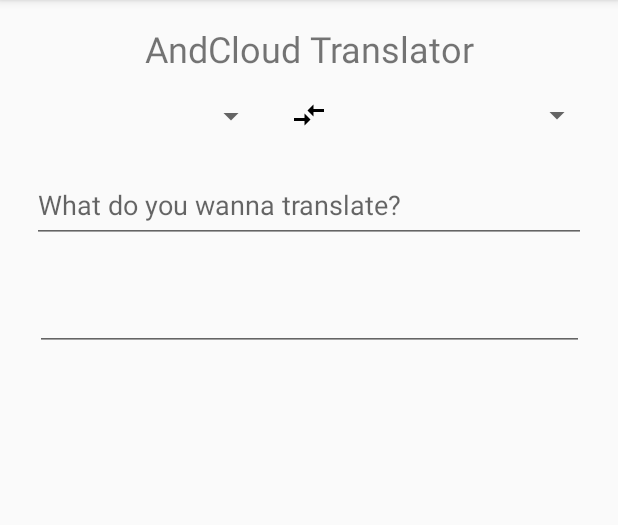
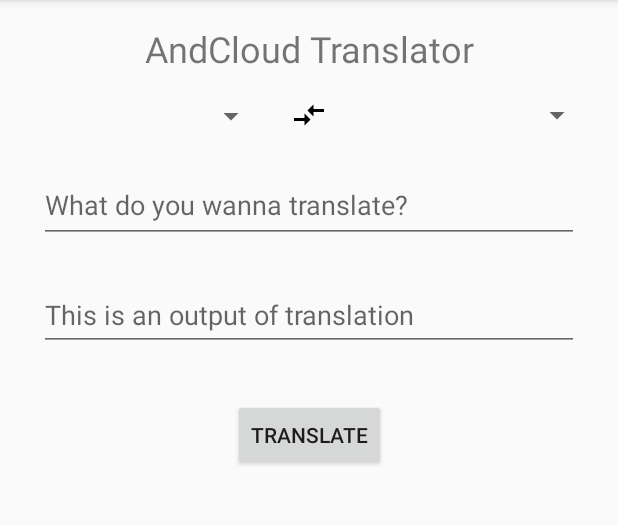
Before and after one commit to JeongsangBaek/andcloud_text_translater, an Android app: the TranslateFragment screen opened through its navigation route, on a phone screen of 412 x 824 dp, the part 84-609 px from its top. Run offline under Robolectric (Android 15) with nearby library versions, the phone set to English and light mode, and no system bars; our stand-ins replace data binding; Roboto replaces fonts that are not available here.

Commit message:
Modify Translate fragment

```diff
--- a/app/src/main/res/layout/translate_fragment.xml
+++ b/app/src/main/res/layout/translate_fragment.xml
@@ -20,7 +20,7 @@
             android:layout_height="wrap_content"
             android:layout_marginTop="16dp"
             android:fontFamily="@font/roboto"
-            android:text="AndCloud Translator"
+            android:text="@string/andcloud_translator"
             android:textAlignment="center"
             android:textSize="24sp"
             app:layout_constraintEnd_toEndOf="parent"
@@ -32,6 +32,7 @@
             android:layout_width="wrap_content"
             android:layout_height="wrap_content"
             android:layout_marginTop="16dp"
+            android:contentDescription="@string/change_the_language"
             app:layout_constraintEnd_toEndOf="parent"
             app:layout_constraintStart_toStartOf="parent"
             app:layout_constraintTop_toBottomOf="@+id/android_translator_text"
@@ -60,32 +61,47 @@
             app:layout_constraintTop_toBottomOf="@+id/android_translator_text" />
 
         <EditText
+            android:id="@+id/translate_input_text"
+            android:layout_width="360dp"
+            android:layout_height="48dp"
+            android:layout_marginTop="24dp"
+            android:layout_marginBottom="16dp"
+            android:ems="10"
+            android:gravity="start|top"
+            android:hint="@string/translate_input_hint"
+            android:inputType="textMultiLine"
+            app:layout_constraintBottom_toTopOf="@+id/translate_output_text"
+            app:layout_constraintEnd_toEndOf="parent"
+            app:layout_constraintStart_toStartOf="parent"
+            app:layout_constraintTop_toBottomOf="@+id/from_language_spinner"
+            android:importantForAutofill="no" />
+
+        <EditText
             android:id="@+id/translate_output_text"
-            android:layout_width="366dp"
+            android:layout_width="360dp"
             android:layout_height="48dp"
             android:layout_marginStart="16dp"
             android:layout_marginTop="24dp"
             android:layout_marginEnd="16dp"
             android:ems="10"
             android:inputType="textPersonName"
+            android:hint="@string/output_text_of_translation"
             app:layout_constraintEnd_toEndOf="parent"
             app:layout_constraintStart_toStartOf="parent"
-            app:layout_constraintTop_toBottomOf="@+id/translate_input_text" />
+            app:layout_constraintTop_toBottomOf="@+id/translate_input_text"
+            android:importantForAutofill="no" />
 
-        <EditText
-            android:id="@+id/translate_input_text"
-            android:layout_width="369dp"
-            android:layout_height="48dp"
-            android:layout_marginTop="24dp"
-            android:layout_marginBottom="16dp"
-            android:ems="10"
-            android:gravity="start|top"
-            android:hint="What do you wanna translate?"
-            android:inputType="textMultiLine"
-            app:layout_constraintBottom_toTopOf="@+id/translate_output_text"
+        <Button
+            android:id="@+id/translate_button"
+            android:layout_width="wrap_content"
+            android:layout_height="wrap_content"
+            android:layout_marginStart="16dp"
+            android:layout_marginTop="32dp"
+            android:layout_marginEnd="16dp"
+            android:text="@string/translate"
             app:layout_constraintEnd_toEndOf="parent"
             app:layout_constraintStart_toStartOf="parent"
-            app:layout_constraintTop_toBottomOf="@+id/from_language_spinner" />
+            app:layout_constraintTop_toBottomOf="@+id/translate_output_text" />
 
     </androidx.constraintlayout.widget.ConstraintLayout>
 </layout>
--- a/app/src/main/res/values/strings.xml
+++ b/app/src/main/res/values/strings.xml
@@ -5,4 +5,8 @@
     <string name="hello_blank_fragment">Hello blank fragment</string>
     <string name="andcloud_text_translator_title">AndCloud Text Translator</string>
     <string name="translate">Translate</string>
+    <string name="andcloud_translator">AndCloud Translator</string>
+    <string name="translate_input_hint">What do you wanna translate?</string>
+    <string name="change_the_language">Change the language</string>
+    <string name="output_text_of_translation">This is an output of translation</string>
 </resources>
```
